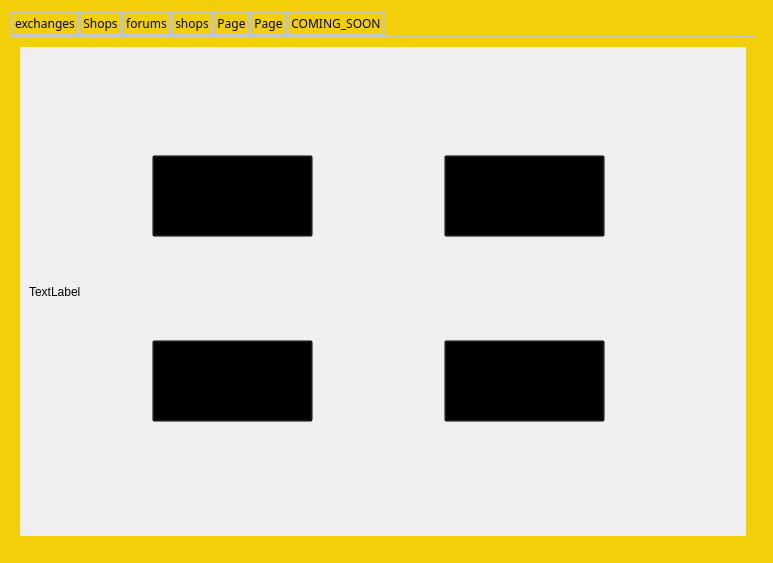
The window that src/qt/forms/shoppingpage.ui (mbirtwistle/net2) describes before a commit, drawn with Qt 5.
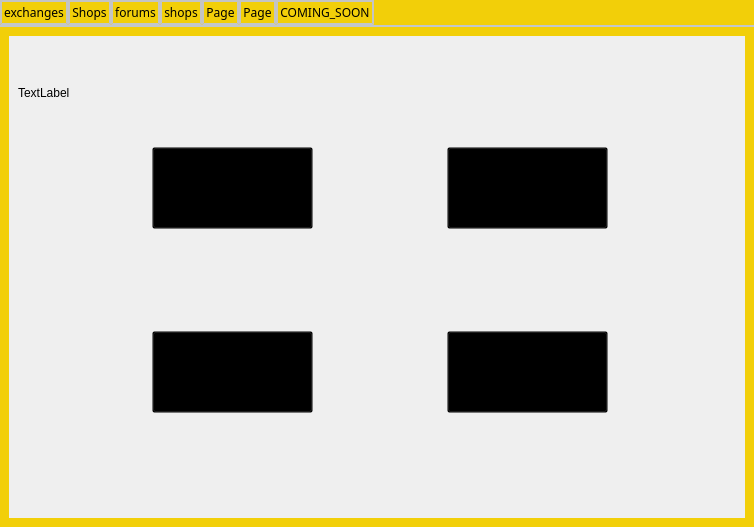
The same window after the commit. The open tabs and pages were chosen to show the change. Icons and pictures are not drawn.

The edit to the form file:
```diff
--- a/src/qt/forms/shoppingpage.ui
+++ b/src/qt/forms/shoppingpage.ui
@@ -9,8 +9,8 @@
    <rect>
     <x>0</x>
     <y>0</y>
-    <width>773</width>
-    <height>563</height>
+    <width>754</width>
+    <height>527</height>
    </rect>
   </property>
   <property name="sizePolicy">
@@ -449,8 +449,20 @@
   <property name="windowTitle">
    <string>Address Book</string>
   </property>
-  <layout class="QGridLayout" name="gridLayout">
-   <item row="0" column="0">
+  <layout class="QGridLayout" name="gridLayout_6">
+   <property name="leftMargin">
+    <number>0</number>
+   </property>
+   <property name="topMargin">
+    <number>0</number>
+   </property>
+   <property name="rightMargin">
+    <number>0</number>
+   </property>
+   <property name="bottomMargin">
+    <number>0</number>
+   </property>
+   <item row="0" column="0" rowspan="2" colspan="2">
     <widget class="QTabWidget" name="tabWidget">
      <property name="enabled">
       <bool>true</bool>
@@ -1011,8 +1023,8 @@
            <rect>
             <x>0</x>
             <y>0</y>
-            <width>730</width>
-            <height>503</height>
+            <width>736</width>
+            <height>492</height>
            </rect>
           </property>
           <property name="minimumSize">
@@ -1021,7 +1033,7 @@
             <height>0</height>
            </size>
           </property>
-          <layout class="QGridLayout" name="gridLayout_6">
+          <layout class="QGridLayout" name="gridLayout">
            <item row="0" column="0">
             <widget class="QLabel" name="label_3">
              <property name="text">
@@ -1029,16 +1041,47 @@
              </property>
             </widget>
            </item>
-          </layout>
+           <item row="0" column="1">
+            <spacer name="verticalSpacer_12">
+             <property name="orientation">
+              <enum>Qt::Vertical</enum>
+             </property>
+             <property name="sizeHint" stdset="0">
+              <size>
+               <width>20</width>
+               <height>125</height>
+              </size>
+             </property>
+            </spacer>
+           </item>
+           <item row="0" column="3">
+            <spacer name="verticalSpacer_28">
+             <property name="orientation">
+              <enum>Qt::Vertical</enum>
+             </property>
+             <property name="sizeHint" stdset="0">
+              <size>
+               <width>20</width>
+               <height>125</height>
+              </size>
+             </property>
+            </spacer>
+           </item>
+           <item row="1" column="0">
+            <spacer name="horizontalSpacer_8">
+             <property name="orientation">
+              <enum>Qt::Horizontal</enum>
+             </property>
+             <property name="sizeHint" stdset="0">
+              <size>
+               <width>146</width>
+               <height>20</height>
+              </size>
+             </property>
+            </spacer>
+           </item>
+           <item row="1" column="1">
           <widget class="QPushButton" name="pushButton_36">
-           <property name="geometry">
-            <rect>
-             <x>132</x>
-             <y>108</y>
-             <width>161</width>
-             <height>82</height>
-            </rect>
-           </property>
            <property name="sizePolicy">
             <sizepolicy hsizetype="Minimum" vsizetype="Minimum">
              <horstretch>0</horstretch>
@@ -1080,15 +1123,22 @@
             <bool>true</bool>
            </property>
           </widget>
+           </item>
+           <item row="1" column="2">
+            <spacer name="horizontalSpacer_4">
+             <property name="orientation">
+              <enum>Qt::Horizontal</enum>
+             </property>
+             <property name="sizeHint" stdset="0">
+              <size>
+               <width>147</width>
+               <height>20</height>
+              </size>
+             </property>
+            </spacer>
+           </item>
+           <item row="1" column="3">
           <widget class="QPushButton" name="pushButton_39">
-           <property name="geometry">
-            <rect>
-             <x>424</x>
-             <y>108</y>
-             <width>161</width>
-             <height>82</height>
-            </rect>
-           </property>
            <property name="sizePolicy">
             <sizepolicy hsizetype="Minimum" vsizetype="Minimum">
              <horstretch>0</horstretch>
@@ -1130,15 +1180,61 @@
             <bool>true</bool>
            </property>
           </widget>
+           </item>
+           <item row="1" column="4">
+            <spacer name="horizontalSpacer_16">
+             <property name="orientation">
+              <enum>Qt::Horizontal</enum>
+             </property>
+             <property name="sizeHint" stdset="0">
+              <size>
+               <width>146</width>
+               <height>20</height>
+              </size>
+             </property>
+            </spacer>
+           </item>
+           <item row="2" column="1">
+            <spacer name="verticalSpacer_10">
+             <property name="orientation">
+              <enum>Qt::Vertical</enum>
+             </property>
+             <property name="sizeHint" stdset="0">
+              <size>
+               <width>20</width>
+               <height>124</height>
+              </size>
+             </property>
+            </spacer>
+           </item>
+           <item row="2" column="3">
+            <spacer name="verticalSpacer_11">
+             <property name="orientation">
+              <enum>Qt::Vertical</enum>
+             </property>
+             <property name="sizeHint" stdset="0">
+              <size>
+               <width>20</width>
+               <height>124</height>
+              </size>
+             </property>
+            </spacer>
+           </item>
+           <item row="3" column="0">
+            <spacer name="horizontalSpacer_12">
+             <property name="orientation">
+              <enum>Qt::Horizontal</enum>
+             </property>
+             <property name="sizeHint" stdset="0">
+              <size>
+               <width>146</width>
+               <height>20</height>
+              </size>
+             </property>
+            </spacer>
+           </item>
+           <item row="3" column="1">
           <widget class="QPushButton" name="pushButton_37">
-           <property name="geometry">
-            <rect>
-             <x>132</x>
-             <y>293</y>
-             <width>161</width>
-             <height>82</height>
-            </rect>
-           </property>
            <property name="sizePolicy">
             <sizepolicy hsizetype="Minimum" vsizetype="Minimum">
              <horstretch>0</horstretch>
@@ -1180,15 +1276,22 @@
             <bool>true</bool>
            </property>
           </widget>
+           </item>
+           <item row="3" column="2">
+            <spacer name="horizontalSpacer_13">
+             <property name="orientation">
+              <enum>Qt::Horizontal</enum>
+             </property>
+             <property name="sizeHint" stdset="0">
+              <size>
+               <width>147</width>
+               <height>20</height>
+              </size>
+             </property>
+            </spacer>
+           </item>
+           <item row="3" column="3">
           <widget class="QPushButton" name="pushButton_38">
-           <property name="geometry">
-            <rect>
-             <x>424</x>
-             <y>293</y>
-             <width>161</width>
-             <height>82</height>
-            </rect>
-           </property>
            <property name="sizePolicy">
             <sizepolicy hsizetype="Minimum" vsizetype="Minimum">
              <horstretch>0</horstretch>
@@ -1230,6 +1333,47 @@
             <bool>true</bool>
            </property>
           </widget>
+           </item>
+           <item row="3" column="4">
+            <spacer name="horizontalSpacer_19">
+             <property name="orientation">
+              <enum>Qt::Horizontal</enum>
+             </property>
+             <property name="sizeHint" stdset="0">
+              <size>
+               <width>146</width>
+               <height>20</height>
+              </size>
+             </property>
+            </spacer>
+           </item>
+           <item row="4" column="1">
+            <spacer name="verticalSpacer_23">
+             <property name="orientation">
+              <enum>Qt::Vertical</enum>
+             </property>
+             <property name="sizeHint" stdset="0">
+              <size>
+               <width>20</width>
+               <height>125</height>
+              </size>
+             </property>
+            </spacer>
+           </item>
+           <item row="4" column="3">
+            <spacer name="verticalSpacer_26">
+             <property name="orientation">
+              <enum>Qt::Vertical</enum>
+             </property>
+             <property name="sizeHint" stdset="0">
+              <size>
+               <width>20</width>
+               <height>125</height>
+              </size>
+             </property>
+            </spacer>
+           </item>
+          </layout>
           <zorder>label_3</zorder>
           <zorder>pushButton_36</zorder>
           <zorder>pushButton_39</zorder>
```
Left out of the diff: 1046 changed lines with no effect on the pictures. Lines whose indentation alone changed are shown as unchanged.
